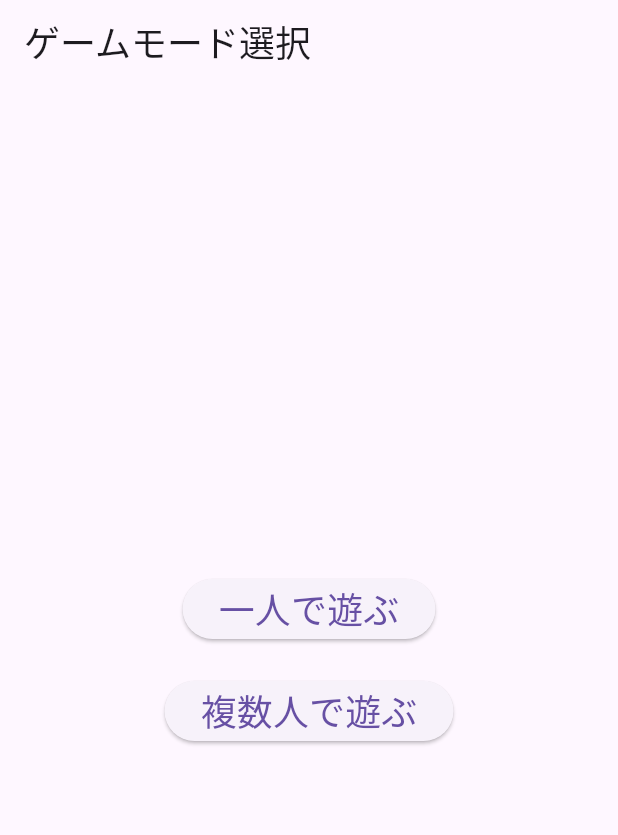
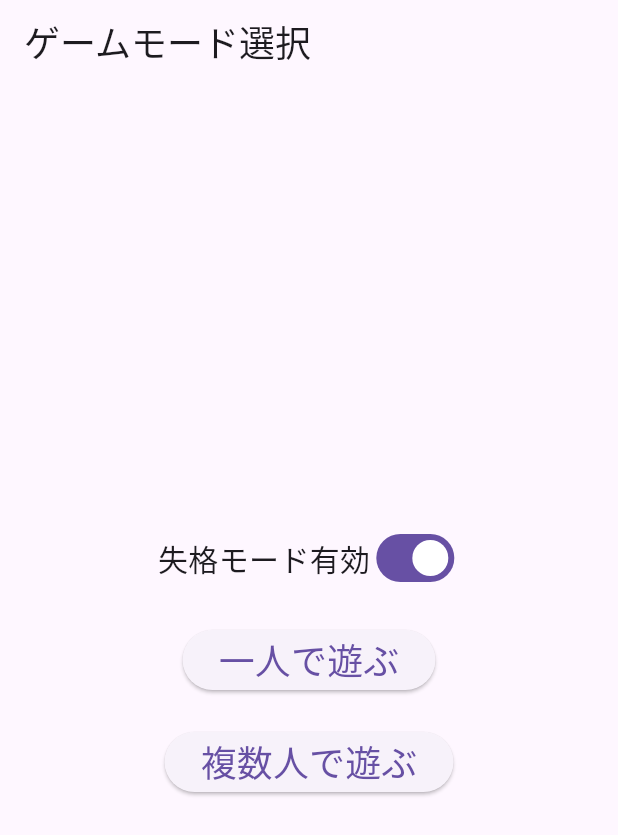
Before and after one commit to tailbook2712/molkky-ScoreCalcApp, a Flutter app: the screen it shows after launch, on a phone screen of 412 x 824 dp. Shown: the top 835 px of the screen. Run offline on Flutter 3.47's test engine with Material 3 defaults, Android fonts, the phone set to English and light mode, and no system bars.

Commit message:
失格モードのトグルボタンの配置の変更

```diff
--- a/lib/screens/gamemode_selection_screen.dart
+++ b/lib/screens/gamemode_selection_screen.dart
@@ -1,8 +1,15 @@
 import 'package:flutter/material.dart';
-import 'score_screen.dart';  // スコア画面を直接呼び出す
-import 'team_selection_screen.dart';  // 複数人モードのための画面を呼び出す
+import 'score_screen.dart';
+import 'team_selection_screen.dart';
 
-class GameModeSelectionScreen extends StatelessWidget {
+class GameModeSelectionScreen extends StatefulWidget {
+  @override
+  _GameModeSelectionScreenState createState() => _GameModeSelectionScreenState();
+}
+
+class _GameModeSelectionScreenState extends State<GameModeSelectionScreen> {
+  bool _enableDisqualification = true;  // 失格モードのトグル状態
+
   @override
   Widget build(BuildContext context) {
     return Scaffold(
@@ -15,15 +22,34 @@ class GameModeSelectionScreen extends StatelessWidget {
           child: Column(
             mainAxisAlignment: MainAxisAlignment.center,
             children: [
+              // 失格モードのトグルスイッチ
+              Row(
+                mainAxisAlignment: MainAxisAlignment.center,
+                children: [
+                  Text(
+                    _enableDisqualification ? '失格モード有効' : '失格モード無効',
+                    style: TextStyle(fontSize: 20),
+                  ),
+                  Switch(
+                    value: _enableDisqualification,
+                    onChanged: (value) {
+                      setState(() {
+                        _enableDisqualification = value;
+                      });
+                    },
+                  ),
+                ],
+              ),
+              SizedBox(height: 20),
               ElevatedButton(
                 onPressed: () {
-                  // 一人モード：チーム名入力を省略してスコア画面へ遷移
+                  // 一人モード：スコア画面へ遷移
                   Navigator.push(
                     context,
                     MaterialPageRoute(
                       builder: (context) => ScoreScreen(
                         teamNames: ['Player 1'],  // 一人用のデフォルトチーム名
-                        enableDisqualification: true,  // 失格モードの初期状態
+                        enableDisqualification: _enableDisqualification,  // 失格モードの状態を渡す
                       ),
                     ),
                   );
@@ -33,11 +59,13 @@ class GameModeSelectionScreen extends StatelessWidget {
               SizedBox(height: 20),
               ElevatedButton(
                 onPressed: () {
-                  // 複数人モード：チーム選択画面に遷移
+                  // 複数人モード：チーム選択画面へ遷移
                   Navigator.push(
                     context,
                     MaterialPageRoute(
-                      builder: (context) => TeamSelectionScreen(),
+                      builder: (context) => TeamSelectionScreen(
+                        enableDisqualification: _enableDisqualification,  // トグルの状態を渡す
+                      ),
                     ),
                   );
                 },
--- a/lib/screens/score_screen.dart
+++ b/lib/screens/score_screen.dart
@@ -1,6 +1,5 @@
 import 'package:flutter/material.dart';
 import '../models/player.dart';
-import 'team_selection_screen.dart';
 
 class ScoreScreen extends StatefulWidget {
   final List<String> teamNames;
@@ -121,13 +120,13 @@ class _ScoreScreenState extends State<ScoreScreen> {
                 Navigator.of(context).pop();
                 _resetScores();
               },
-              child: Text('もう一度', style: TextStyle(fontSize: 24)),
+              child: Text('もう一度', style: TextStyle(fontSize: 20)),
             ),
             TextButton(
               onPressed: () {
                 Navigator.of(context).popUntil((route) => route.isFirst);
               },
-              child: Text('チーム人数選択へ戻る', style: TextStyle(fontSize: 24)),
+              child: Text('ゲームモード選択へ戻る', style: TextStyle(fontSize: 20)),
             ),
           ],
         );
```
Also changed, not shown: lib/screens/team_selection_screen.dart (+11 -25 lines).
